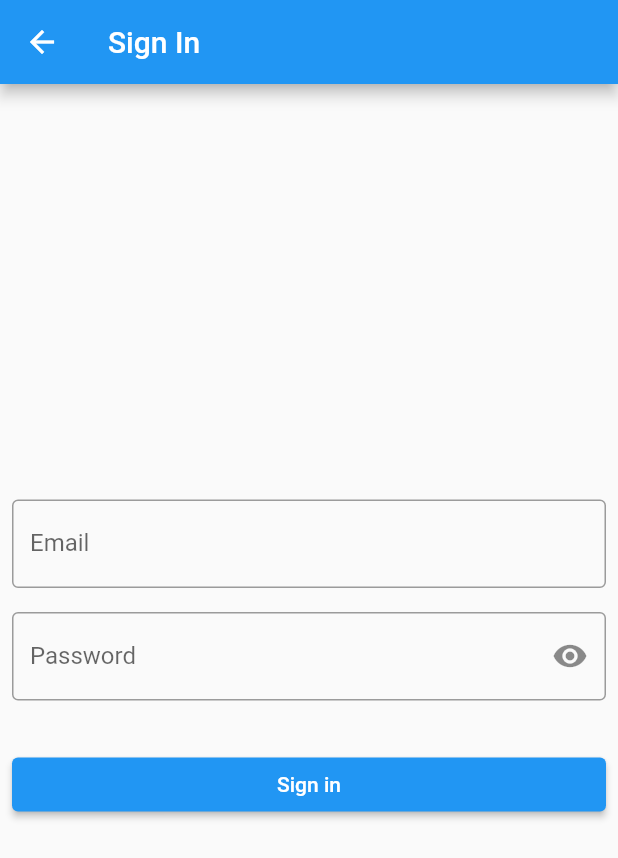
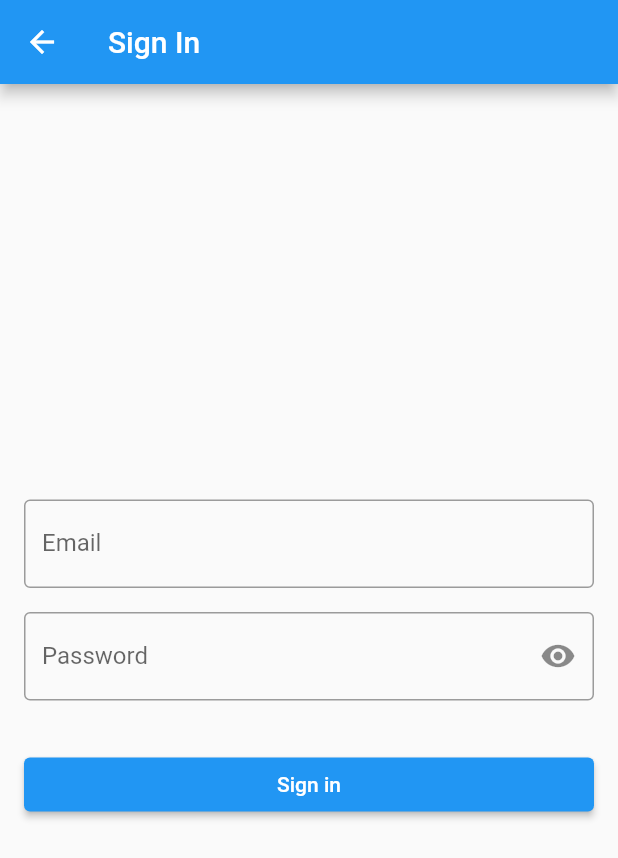
Before and after one commit to sstream17/chat-2, a Flutter app: the screen it shows after launch, after a tap on "Sign in", on a phone screen of 412 x 824 dp. Shown: the top 858 px of the screen. Run offline on Flutter 3.47's test engine with Material 2 defaults, Android fonts, the phone set to English and light mode, and no system bars; our stand-ins replace firebase_auth, firebase_core, firebase_messaging, flutter_local_notifications; accounts and stored records are empty.

Commit message:
Adding extra padding and hero animations to login screens

```diff
--- a/client/lib/screens/login.dart
+++ b/client/lib/screens/login.dart
@@ -10,7 +10,7 @@ class LoginScreen extends StatelessWidget {
         title: const Text("Login"),
       ),
       body: Padding(
-        padding: const EdgeInsets.all(8.0),
+        padding: const EdgeInsets.all(16.0),
         child: Column(
           mainAxisAlignment: MainAxisAlignment.center,
           crossAxisAlignment: CrossAxisAlignment.stretch,
@@ -22,20 +22,26 @@ class LoginScreen extends StatelessWidget {
               ),
             ),
             const SizedBox(height: 32.0),
-            ElevatedButton(
+            Hero(
+              tag: "sign_in_button",
+              child: ElevatedButton(
                 onPressed: () {
                   Navigator.pushNamed(context, "/login/signIn");
                 },
                 child: const Text("Sign in"),
               ),
+            ),
             const SizedBox(height: 8.0),
             const Center(child: Text("or")),
             const SizedBox(height: 8.0),
-            OutlinedButton(
+            Hero(
+              tag: "create_account_button",
+              child: OutlinedButton(
                 onPressed: () {
                   Navigator.pushNamed(context, "/login/createAccount");
                 },
                 child: const Text("Create account"),
+              ),
             ),
           ],
         ),
--- a/client/lib/screens/sign_in.dart
+++ b/client/lib/screens/sign_in.dart
@@ -10,7 +10,7 @@ class SignInScreen extends StatelessWidget {
         title: const Text("Sign In"),
       ),
       body: Padding(
-        padding: const EdgeInsets.all(8.0),
+        padding: const EdgeInsets.all(16.0),
         child: Column(
           mainAxisAlignment: MainAxisAlignment.center,
           crossAxisAlignment: CrossAxisAlignment.stretch,
@@ -34,9 +34,12 @@ class SignInScreen extends StatelessWidget {
               ),
             ),
             const SizedBox(height: 32.0),
-            ElevatedButton(
-              onPressed: () {},
-              child: const Text("Sign in"),
+            Hero(
+              tag: "sign_in_button",
+              child: ElevatedButton(
+                onPressed: () {},
+                child: const Text("Sign in"),
+              ),
             ),
           ],
         ),
```
Also changed, not shown: client/lib/screens/create_account.dart (+7 -4 lines). Lines whose indentation alone changed are shown as unchanged.
